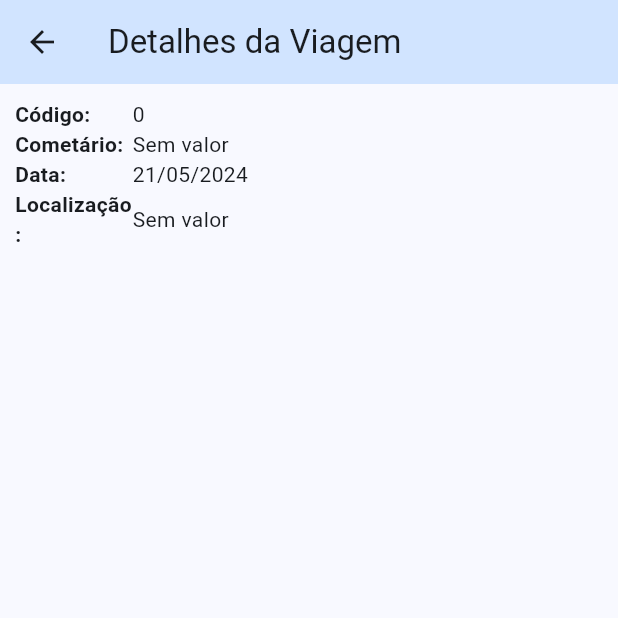
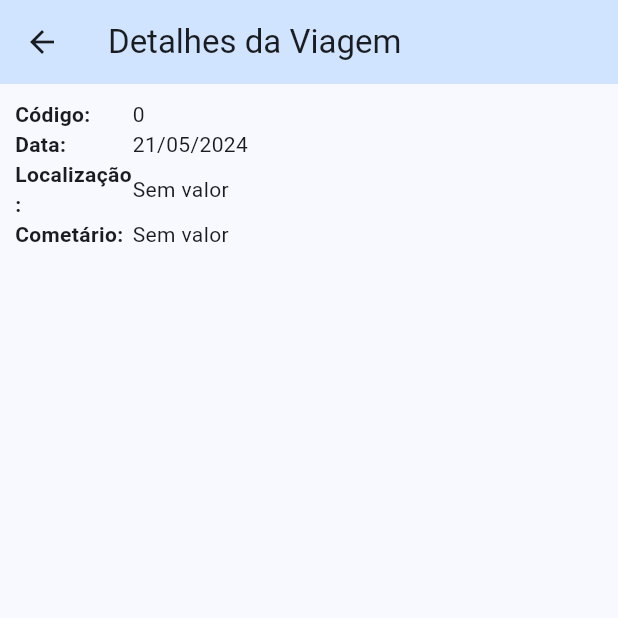
Before and after one commit to Mecanight/projeto_avaliacao, a Flutter app: the DetalheViagemPage screen opened directly with empty values, on a phone screen of 412 x 824 dp, the top half of it. Run offline on Flutter 3.47's test engine with Material 3 defaults, Android fonts, the phone set to English and light mode, and no system bars; our stand-ins replace shared_preferences, sqflite; accounts and stored records are empty.

Commit message:
Conclusao-a-implementacao-do-banco

```diff
--- a/lib/database/database_provider.dart
+++ b/lib/database/database_provider.dart
@@ -3,7 +3,7 @@
 
 class DatabaseProvider {
   static const _dbName = 'cadastro_viagens.db';
-  static const _dbVersion = 1;
+  static const _dbVersion = 2;
 
   DatabaseProvider._init();
   static final DatabaseProvider instance = DatabaseProvider._init();
--- a/lib/model/viagem.dart
+++ b/lib/model/viagem.dart
@@ -7,7 +7,7 @@
   static const campo_data = 'data';
   static const campo_localiza = 'localiza';
 
-  int id;
+  int? id;
   String comentario;
   DateTime? data;
   String localiza;
--- a/lib/pages/datalhe_tarefa_page.dart
+++ b/lib/pages/datalhe_viagem_page.dart
@@ -25,7 +25,7 @@
 
   Widget _criarBody() {
     return Padding(
-      padding: EdgeInsets.all(10),
+      padding: const EdgeInsets.all(10),
       child: ListView(
         children: [
           Row(
@@ -36,20 +36,20 @@
           ),
           Row(
             children: [
-              const Campo(descricao: 'Cometário:'),
-              Valor(valor: '${widget.viagem.comentario}'),
-            ],
-          ),
-          Row(
-            children: [
               const Campo(descricao: 'Data:'),
-              Valor(valor: '${widget.viagem.dataFormatada}'),
+              Valor(valor: widget.viagem.dataFormatada),
             ],
           ),
           Row(
             children: [
               const Campo(descricao: 'Localização:'),
-              Valor(valor: '${widget.viagem.localiza}'),
+              Valor(valor: widget.viagem.localiza),
+            ],
+          ),
+          Row(
+            children: [
+              const Campo(descricao: 'Cometário:'),
+              Valor(valor: widget.viagem.comentario),
             ],
           ),
         ],
--- a/lib/widgets/conteudo_form_dialog.dart
+++ b/lib/widgets/conteudo_form_dialog.dart
@@ -110,7 +110,7 @@
   bool dadosValidados() => formKey.currentState?.validate() == true;
 
   Viagem get novaViagem => Viagem(
-      id: widget.viagemAtual?.id ?? 0,
+      id: widget.viagemAtual?.id ?? null,
       comentario: comentarioController.text,
       data: dataController.text.isEmpty
           ? null
--- a/pubspec.yaml
+++ b/pubspec.yaml
@@ -38,7 +38,6 @@
   intl: ^0.19.0
   shared_preferences: ^2.2.2
   sqflite: ^2.3.3
-  geolocator: ^11.0.0
 
 dev_dependencies:
   flutter_test:
```
Also changed, not shown: lib/pages/filtro_page.dart (+3 -5 lines), lib/pages/lista_page_viagens.dart (+36 -24 lines), pubspec.lock, 1 other file.
